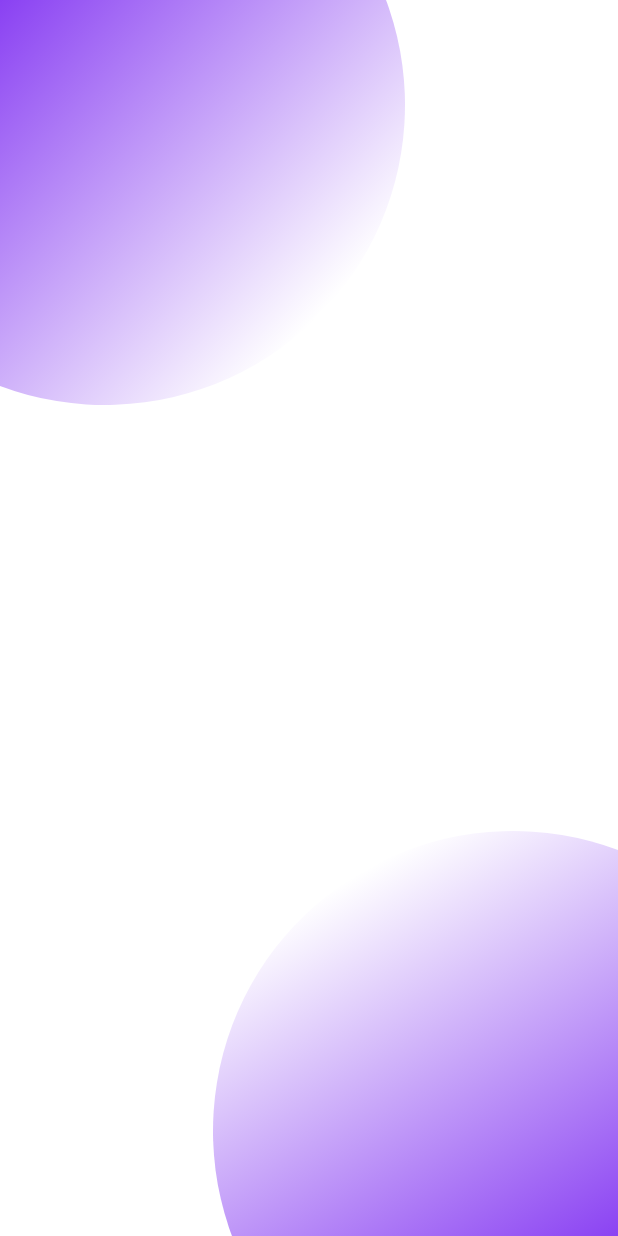
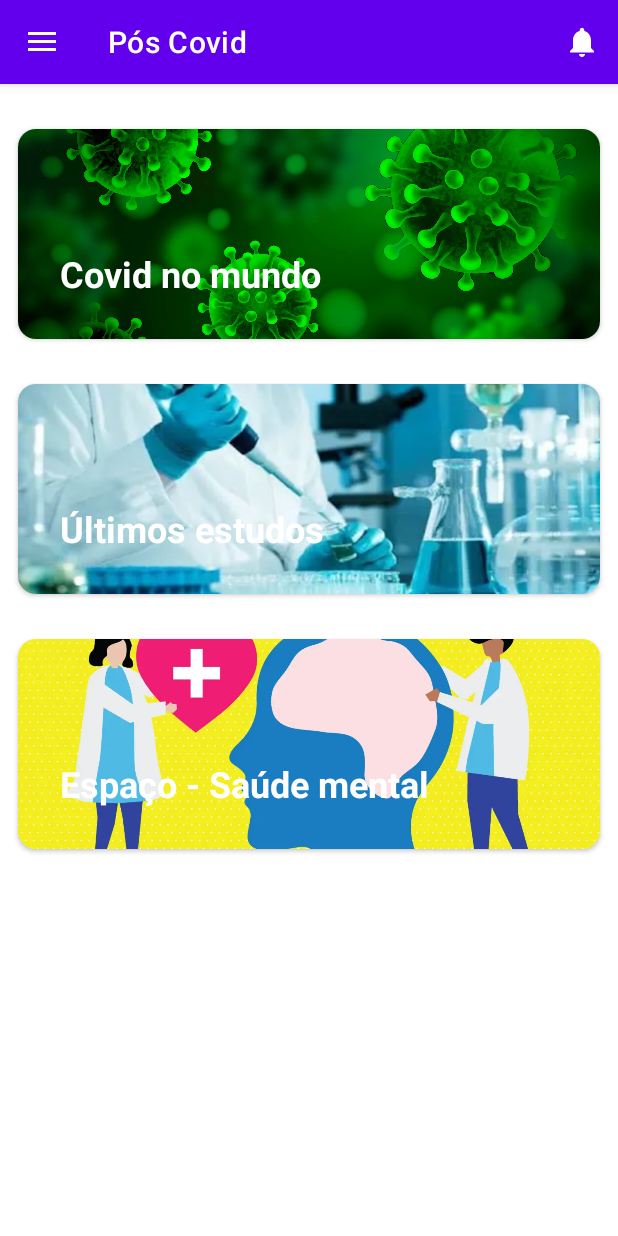
Before and after one commit to amandagsantos16/Pos-Covid-App, an Android app: the first screen one second after launch (MainActivity before the commit, HomeActivity after it), on a phone screen of 412 x 824 dp. Run offline under Robolectric (Android 15) with nearby library versions, the phone set to English and light mode, and no system bars; our stand-ins replace Firebase (no records; nobody signed in at launch, a user with empty details on screens opened directly), navigation-ui.

Commit message:
alteracao da navegacao do login para a home

```diff
--- a/app/src/main/java/com/amanda/poscovid/ui/activity/MainActivity.kt
+++ /dev/null
@@ -1,22 +0,0 @@
-package com.amanda.poscovid.ui.activity
-
-import android.os.Bundle
-import androidx.appcompat.app.AppCompatActivity
-import androidx.navigation.findNavController
-import com.amanda.poscovid.R
-import com.amanda.poscovid.databinding.ActivityMainBinding
-
-class MainActivity : AppCompatActivity() {
-
-    private lateinit var binding: ActivityMainBinding
-
-    private val navController by lazy { findNavController(R.id.activity_main_navhost) }
-
-    override fun onCreate(savedInstanceState: Bundle?) {
-        super.onCreate(savedInstanceState)
-        binding = ActivityMainBinding.inflate(layoutInflater)
-        setContentView(binding.root)
-
-        supportActionBar?.hide()
-    }
-}
--- a/app/src/main/java/com/amanda/poscovid/ui/fragment/SplashScreenFragment.kt
+++ /dev/null
@@ -1,27 +0,0 @@
-package com.amanda.poscovid.ui.fragment
-
-import android.os.Bundle
-import android.os.Handler
-import android.view.LayoutInflater
-import android.view.View
-import android.view.ViewGroup
-import com.amanda.poscovid.databinding.FragmentSplashScreenBinding
-
-
-class SplashScreenFragment : BaseAppFragment() {
-
-    private lateinit var binding: FragmentSplashScreenBinding
-
-    override fun onCreateView(inflater: LayoutInflater, container: ViewGroup?, savedInstanceState: Bundle?): View {
-        binding = FragmentSplashScreenBinding.inflate(layoutInflater)
-        return binding.root
-    }
-
-    override fun onViewCreated(view: View, savedInstanceState: Bundle?) {
-        super.onViewCreated(view, savedInstanceState)
-
-        Handler().postDelayed(Runnable { //This method will be executed once the timer is over
-            navigateTo(SplashScreenFragmentDirections.splashScreenParaMain())
-        }, 3000)
-    }
-}
--- a/app/src/main/res/layout/activity_main.xml
+++ b/app/src/main/res/layout/activity_login.xml
@@ -5,7 +5,7 @@
     android:layout_height="match_parent">
 
     <fragment
-        android:id="@+id/activity_main_navhost"
+        android:id="@+id/activity_login_navhost"
         android:name="androidx.navigation.fragment.NavHostFragment"
         android:layout_width="0dp"
         android:layout_height="0dp"
@@ -14,6 +14,6 @@
         app:layout_constraintEnd_toEndOf="parent"
         app:layout_constraintStart_toStartOf="parent"
         app:layout_constraintTop_toTopOf="parent"
-        app:navGraph="@navigation/nav_graph" />
+        app:navGraph="@navigation/login_graph" />
 
 </androidx.constraintlayout.widget.ConstraintLayout>
--- a/app/src/main/res/layout/fragment_splash_screen.xml
+++ /dev/null
@@ -1,7 +0,0 @@
-<?xml version="1.0" encoding="utf-8"?>
-<androidx.constraintlayout.widget.ConstraintLayout xmlns:android="http://schemas.android.com/apk/res/android"
-    android:layout_width="match_parent"
-    android:layout_height="match_parent">
-
-    <include layout="@layout/background_login" />
-</androidx.constraintlayout.widget.ConstraintLayout>
--- a/app/src/main/res/navigation/main_graph.xml
+++ b/app/src/main/res/navigation/main_graph.xml
@@ -4,6 +4,10 @@
     xmlns:tools="http://schemas.android.com/tools"
     android:id="@+id/main_graph.xml"
     app:startDestination="@+id/home">
+
+    <activity android:id="@+id/login_activity"
+        android:name="com.amanda.poscovid.ui.activity.LoginActivity"
+        tools:layout="@layout/activity_login"/>
 
     <fragment
         android:id="@+id/home"
--- a/app/src/main/res/navigation/nav_graph.xml
+++ /dev/null
@@ -1,29 +0,0 @@
-<?xml version="1.0" encoding="utf-8"?>
-<navigation xmlns:android="http://schemas.android.com/apk/res/android"
-    xmlns:app="http://schemas.android.com/apk/res-auto"
-    xmlns:tools="http://schemas.android.com/tools"
-    app:startDestination="@id/splashScreen"
-    android:id="@+id/nav_graph.xml">
-
-    <include app:graph="@navigation/login_graph" />
-
-    <activity android:id="@+id/home_activity"
-        android:name="com.amanda.poscovid.ui.activity.HomeActivity"
-        tools:layout="@layout/activity_home"/>
-
-    <fragment
-        android:id="@+id/splashScreen"
-        android:name="com.amanda.poscovid.ui.fragment.SplashScreenFragment"
-        tools:layout="@layout/fragment_splash_screen">
-        <action
-            android:id="@+id/splash_screen_para_main"
-            app:destination="@id/home_activity"
-            app:launchSingleTop="false"
-            app:popUpTo="@id/splashScreen" />
-        <action
-            android:id="@+id/splash_screen_para_login"
-            app:destination="@id/login_graph.xml"
-            app:popUpTo="@id/splashScreen"
-            app:popUpToInclusive="true" />
-    </fragment>
-</navigation>
```
Also changed, not shown: app/src/main/AndroidManifest.xml (+6 -5 lines), app/src/main/java/com/amanda/poscovid/ui/activity/HomeActivity.kt (+17 -0 lines), app/src/main/java/com/amanda/poscovid/ui/activity/LoginActivity.kt (added, +21 -0 lines).
